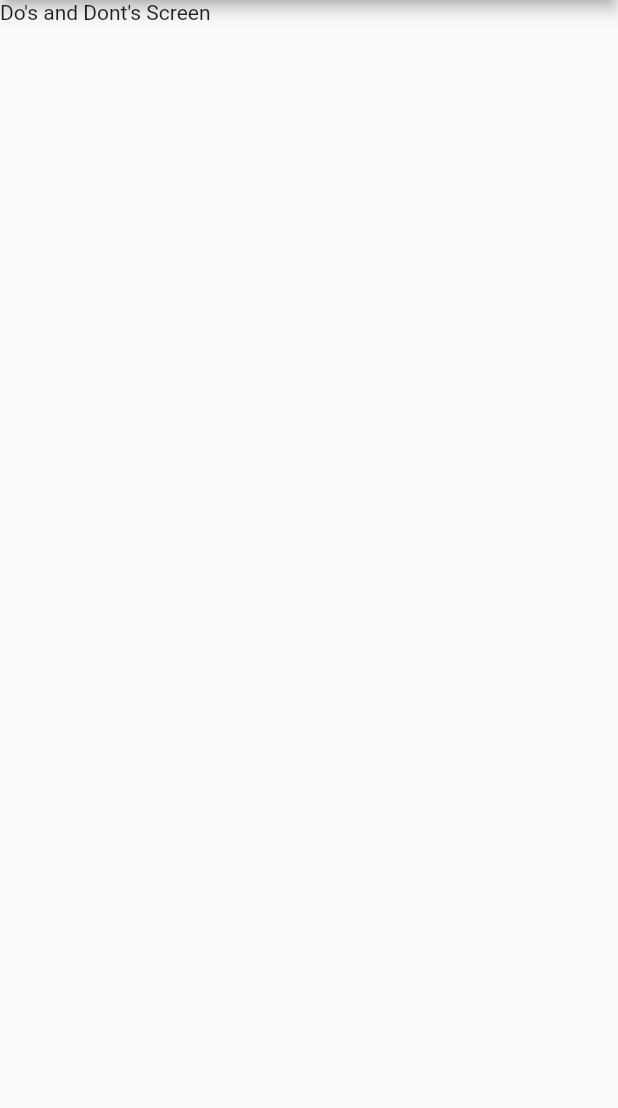
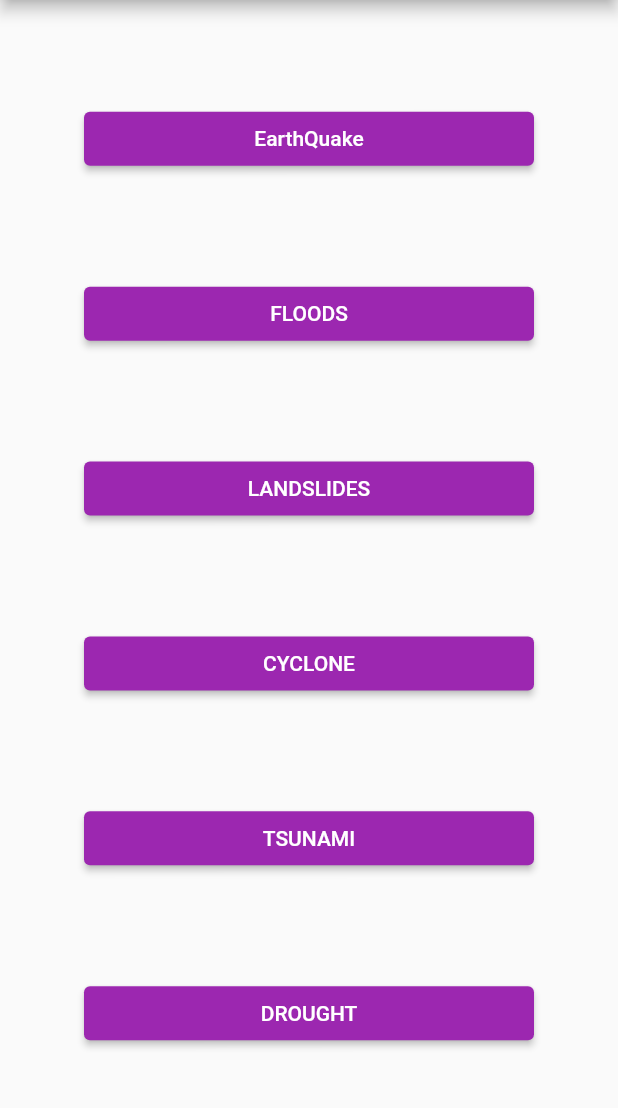
Before and after one commit to Rudalph/Flutter_pbl, a Flutter app: the DoandDontScreen screen opened directly, on a phone screen of 412 x 824 dp, the part 84-1192 px from its top. Run offline on Flutter 3.47's test engine with Material 2 defaults, Android fonts, the phone set to English and light mode, and no system bars.

Commit message:
Added buttons in Do's and Dont's Screen

```diff
--- a/lib/main.dart
+++ b/lib/main.dart
@@ -1,3 +1,5 @@
+// ignore_for_file: prefer_const_constructors, prefer_const_literals_to_create_immutables
+
 import 'package:flutter/material.dart';
 
 void main() {
@@ -16,6 +18,8 @@ class MyApp extends StatelessWidget {
 }
 
 class HomeScreen extends StatelessWidget {
+  const HomeScreen({super.key});
+
   @override
   Widget build(BuildContext context) {
     return MaterialApp(
@@ -72,13 +76,99 @@ class HomeScreen extends StatelessWidget {
 }
 
 class DoandDontScreen extends StatelessWidget {
+  const DoandDontScreen({super.key});
+
   @override
   Widget build(BuildContext context) {
     return Scaffold(
-        appBar: AppBar(
-          title: const Text(' Do\'s  and Donts'),
-          backgroundColor: Colors.purple,
+      appBar: AppBar(
+        title: const Text(' Do\'s  and Donts'),
+        backgroundColor: Colors.purple,
+      ),
+      body: Center(
+        child: Column(
+          mainAxisAlignment: MainAxisAlignment.spaceEvenly,
+          children: <Widget>[
+            Container(
+                width: 300,
+                child: ElevatedButton(
+                  onPressed: () {},
+                  child: Text("EarthQuake"),
+                  style: ButtonStyle(
+                      backgroundColor:
+                          MaterialStateProperty.all(Colors.purple)),
+                )),
+            Container(
+                width: 300,
+                child: ElevatedButton(
+                  onPressed: () {},
+                  child: Text("FLOODS"),
+                  style: ButtonStyle(
+                      backgroundColor:
+                          MaterialStateProperty.all(Colors.purple)),
+                )),
+            Container(
+                width: 300,
+                child: ElevatedButton(
+                  onPressed: () {},
+                  child: Text("LANDSLIDES"),
+                  style: ButtonStyle(
+                      backgroundColor:
+                          MaterialStateProperty.all(Colors.purple)),
+                )),
+            Container(
+                width: 300,
+                child: ElevatedButton(
+                  onPressed: () {},
+                  child: Text("CYCLONE"),
+                  style: ButtonStyle(
+                      backgroundColor:
+                          MaterialStateProperty.all(Colors.purple)),
+                )),
+            Container(
+                width: 300,
+                child: ElevatedButton(
+                  onPressed: () {},
+                  child: Text("TSUNAMI"),
+                  style: ButtonStyle(
+                      backgroundColor:
+                          MaterialStateProperty.all(Colors.purple)),
+                )),
+            Container(
+                width: 300,
+                child: ElevatedButton(
+                  onPressed: () {},
+                  child: Text("DROUGHT"),
+                  style: ButtonStyle(
+                      backgroundColor:
+                          MaterialStateProperty.all(Colors.purple)),
+                )),
+          ],
         ),
-        body: const Text("Do\'s and Dont\'s Screen "));
+      ),
+    );
   }
 }
+
+class Earthquake extends StatelessWidget {
+  const Earthquake({super.key});
+
+  @override
+  Widget build(BuildContext context) {
+    return Scaffold(
+      appBar: AppBar(
+        title: const Text(' Do\'s  and Donts'),
+        backgroundColor: Colors.purple,
+      ),
+      body: Column(
+        children: <Widget>[
+          Center(
+              child: Text(
+            "Earthquake",
+            style: TextStyle(fontSize: 15, fontWeight: FontWeight.bold),
+          )),
+        ],
+      ),
+    );
+  }
+}
```
Also changed, not shown: pubspec.lock.
